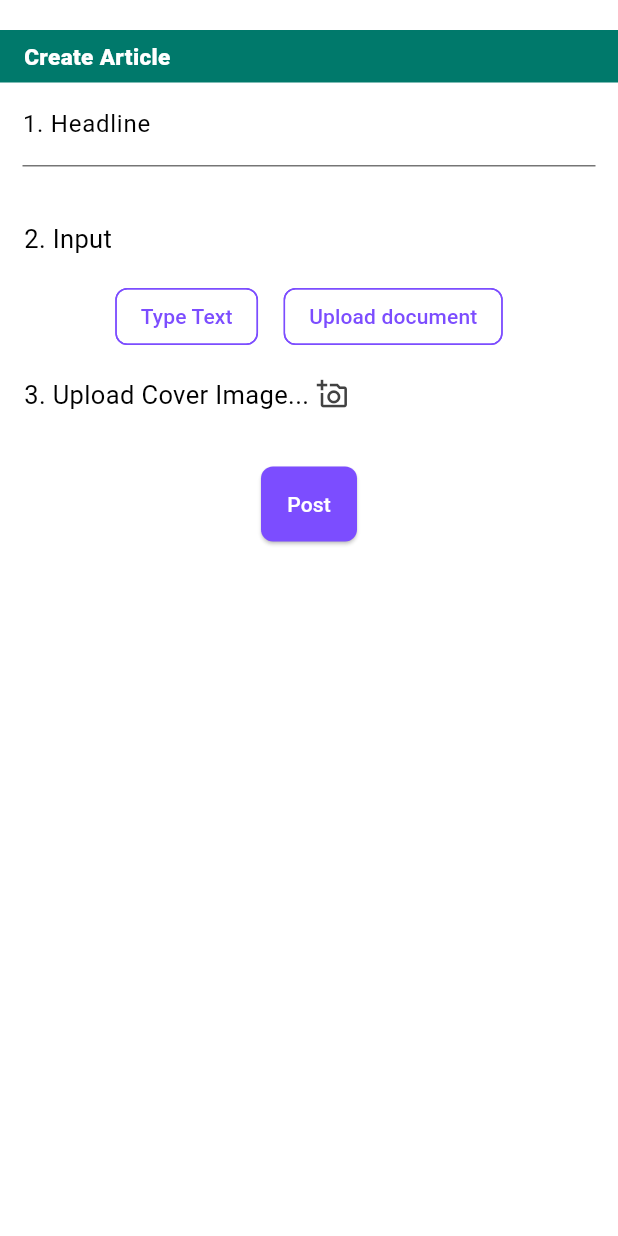
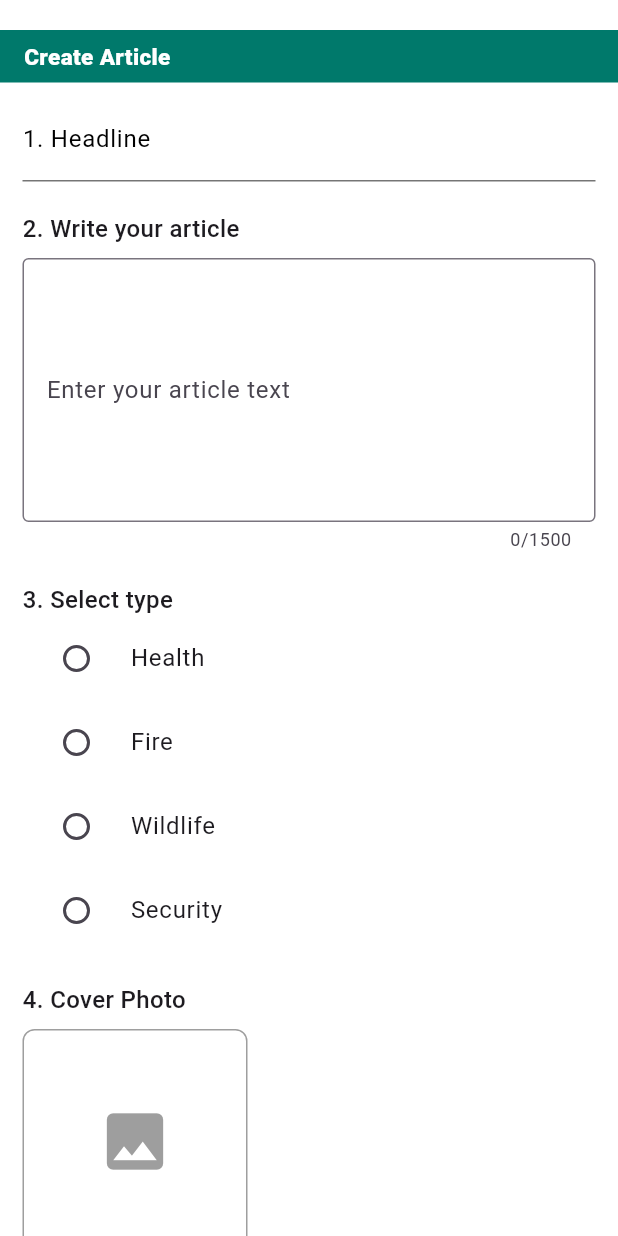
Before and after one commit to Nasiali-Eden/CityWatch, a Flutter app: the PostArticle screen opened directly, on a phone screen of 412 x 824 dp. Run offline on Flutter 3.47's test engine with Material 3 defaults, Android fonts, the phone set to English and light mode, and no system bars; our stand-ins replace cloud_firestore, firebase_auth, firebase_core, firebase_storage, geolocator, google_maps_flutter and 3 more; missing offline and left inert: firebase_app_check, play_integrity_flutter; accounts and stored records are empty.

Commit message:
Articles

```diff
--- /dev/null
+++ b/lib/Organization/Articles/article_service.dart
@@ -0,0 +1,93 @@
+import 'dart:io';
+import 'package:cloud_firestore/cloud_firestore.dart';
+import 'package:firebase_auth/firebase_auth.dart';
+import 'package:firebase_storage/firebase_storage.dart';
+import 'package:flutter/material.dart';
+import 'package:uuid/uuid.dart';
+
+class ArticleService {
+  final FirebaseFirestore _firestore = FirebaseFirestore.instance;
+  final FirebaseAuth _auth = FirebaseAuth.instance;
+  final FirebaseStorage _storage = FirebaseStorage.instance;
+  final Uuid _uuid = Uuid();
+
+  // Upload article function
+  Future<void> uploadArticle({
+    required String headline,
+    required String textContent,
+    required String type, // Article type
+    required File coverPhoto,
+    required BuildContext context, // Context for navigation
+  }) async {
+    try {
+      User? user = _auth.currentUser;
+      if (user == null) {
+        throw Exception("User not authenticated.");
+      }
+
+      String articleId = _uuid.v4();
+
+      // Validate word count
+      int wordCount = textContent.trim().split(RegExp(r'\s+')).length;
+      if (wordCount > 300) {
+        throw Exception("Word limit exceeded (Max: 300 words).");
+      }
+
+      // Upload cover photo and get the URL
+      String coverPhotoUrl = await _uploadCoverPhoto(coverPhoto, articleId);
+
+      Map<String, dynamic> articleData = {
+        "articleId": articleId,
+        "headline": headline,
+        "content": textContent.trim(),
+        "type": type, // Store article type
+        "coverPhotoUrl": coverPhotoUrl,
+        "userId": user.uid,
+        "timestamp": FieldValue.serverTimestamp(),
+      };
+
+      // Save to Articles collection
+      await _firestore.collection("Articles").doc(articleId).set(articleData);
+
+      // Save under Organization's subcollection
+      await _firestore
+          .collection("Organizations")
+          .doc(user.uid)
+          .collection("Articles")
+          .doc(articleId)
+          .set(articleData);
+
+      print("Article uploaded successfully!");
+
+      // Show success message
+      ScaffoldMessenger.of(context).showSnackBar(
+        const SnackBar(content: Text("Article posted successfully!")),
+      );
+
+      // Navigate back to OrgDashboard (previous screen)
+      Navigator.pop(context);
+    } catch (e) {
+      print("Error uploading article: $e");
+      ScaffoldMessenger.of(context).showSnackBar(
+        SnackBar(content: Text("Failed to upload article: $e")),
+      );
+    }
+  }
+
+  // Function to upload cover photo to Firebase Storage
+  Future<String> _uploadCoverPhoto(File coverPhoto, String articleId) async {
+    try {
+      // Storage path
+      String storagePath = "article_covers/$articleId.jpg";
+
+      // Upload file
+      TaskSnapshot snapshot = await _storage.ref(storagePath).putFile(coverPhoto);
+
+      // Get download URL
+      return await snapshot.ref.getDownloadURL();
+    } catch (e) {
+      print("Error uploading cover photo: $e");
+      throw Exception("Failed to upload cover photo.");
+    }
+  }
+}
--- /dev/null
+++ b/lib/Organization/Articles/post_article.dart
@@ -0,0 +1,246 @@
+import 'dart:io';
+
+import 'package:city_watch/Organization/Home/Dashboard/org_dashboard.dart';
+import 'package:flutter/material.dart';
+import 'package:image_picker/image_picker.dart';
+import 'article_service.dart';
+// Ensure you have the Dashboard screen
+
+class PostArticle extends StatefulWidget {
+  const PostArticle({super.key});
+
+  @override
+  State<PostArticle> createState() => _PostArticleState();
+}
+
+class _PostArticleState extends State<PostArticle> {
+  final _formKey = GlobalKey<FormState>();
+  final TextEditingController _headlineController = TextEditingController();
+  final TextEditingController _textController = TextEditingController();
+  String? _selectedType;
+  File? _coverPhoto;
+  bool _isPosting = false;
+
+  final List<String> _articleTypes = ["Health", "Fire", "Wildlife", "Security"];
+
+  // Function to select a cover photo
+  Future<void> _pickCoverPhoto() async {
+    final ImagePicker picker = ImagePicker();
+    final XFile? image = await picker.pickImage(source: ImageSource.gallery);
+
+    if (image != null) {
+      setState(() {
+        _coverPhoto = File(image.path);
+      });
+    }
+  }
+
+  // Function to post the article
+  Future<void> _postArticle() async {
+    if (_formKey.currentState!.validate()) {
+      if (_selectedType == null) {
+        _showSnackBar("Please select an article type.");
+        return;
+      }
+
+      if (_coverPhoto == null) {
+        _showSnackBar("Please select a cover photo.");
+        return;
+      }
+
+      setState(() {
+        _isPosting = true; // Show loading indicator
+      });
+
+      try {
+        await ArticleService().uploadArticle(
+          headline: _headlineController.text.trim(),
+          textContent: _textController.text.trim(),
+          type: _selectedType!,
+          coverPhoto: _coverPhoto!,
+          context: context,
+        );
+
+        _showSnackBar("Article posted successfully!", success: true);
+
+        // Navigate to Dashboard after a short delay
+        Future.delayed(const Duration(seconds: 2), () {
+          Navigator.pushReplacement(
+            context,
+            MaterialPageRoute(builder: (context) => const OrgDashboard()),
+          );
+        });
+
+      } catch (e) {
+        _showSnackBar("Failed to post article: ${e.toString()}");
+      } finally {
+        setState(() {
+          _isPosting = false; // Hide loading indicator
+        });
+      }
+    }
+  }
+
+  void _showSnackBar(String message, {bool success = false}) {
+    ScaffoldMessenger.of(context).showSnackBar(
+      SnackBar(
+        content: Text(message),
+        backgroundColor: success ? Colors.green : Colors.red,
+      ),
+    );
+  }
+
+  @override
+  Widget build(BuildContext context) {
+    return Scaffold(
+      backgroundColor: Colors.white,
+      body: Padding(
+        padding: const EdgeInsets.all(0.0),
+        child: Form(
+          key: _formKey,
+          child: ListView(
+            children: [
+              const SizedBox(height: 20),
+              _buildHeader(),
+              _buildHeadlineField(),
+              _buildTextField(),
+              _buildTypeSelection(),
+              _buildCoverPhotoPicker(),
+              _buildPostButton(),
+            ],
+          ),
+        ),
+      ),
+    );
+  }
+
+  Widget _buildHeader() {
+    return Container(
+      padding: const EdgeInsets.symmetric(horizontal: 16, vertical: 7),
+      height: 35,
+      color: Colors.teal[700],
+      child: const Text(
+        'Create Article',
+        style: TextStyle(color: Colors.white, fontSize: 15, fontWeight: FontWeight.w800),
+      ),
+    );
+  }
+
+  Widget _buildHeadlineField() {
+    return Padding(
+      padding: const EdgeInsets.symmetric(horizontal: 15, vertical: 10),
+      child: TextFormField(
+        controller: _headlineController,
+        decoration: const InputDecoration(
+          labelText: '1. Headline',
+          labelStyle: TextStyle(color: Colors.black, fontWeight: FontWeight.w400),
+          enabledBorder: UnderlineInputBorder(borderSide: BorderSide(color: Colors.black54)),
+          focusedBorder: UnderlineInputBorder(borderSide: BorderSide(color: Colors.black87)),
+        ),
+        validator: (value) {
+          if (value == null || value.isEmpty) return 'Please add the headline';
+          return null;
+        },
+      ),
+    );
+  }
+
+  Widget _buildTextField() {
+    return Padding(
+      padding: const EdgeInsets.symmetric(horizontal: 15, vertical: 10),
+      child: Column(
+        crossAxisAlignment: CrossAxisAlignment.start,
+        children: [
+          const Text("2. Write your article", style: TextStyle(fontSize: 16, fontWeight: FontWeight.w500)),
+          const SizedBox(height: 8),
+          TextFormField(
+            controller: _textController,
+            maxLines: 6,
+            maxLength: 1500, // Approximate character limit for 300 words
+            decoration: const InputDecoration(
+              labelText: "Enter your article text",
+              border: OutlineInputBorder(),
+            ),
+            validator: (value) {
+              if (value == null || value.trim().isEmpty) return "Text cannot be empty.";
+              int wordCount = value.trim().split(RegExp(r'\s+')).length;
+              if (wordCount > 300) return "Text exceeds 300-word limit.";
+              return null;
+            },
+          ),
+        ],
+      ),
+    );
+  }
+
+  Widget _buildTypeSelection() {
+    return Padding(
+      padding: const EdgeInsets.symmetric(horizontal: 15, vertical: 10),
+      child: Column(
+        crossAxisAlignment: CrossAxisAlignment.start,
+        children: [
+          const Text("3. Select type", style: TextStyle(fontSize: 16, fontWeight: FontWeight.w500)),
+          Column(
+            children: _articleTypes.map((type) {
+              return RadioListTile<String>(
+                title: Text(type),
+                value: type,
+                groupValue: _selectedType,
+                onChanged: (value) {
+                  setState(() {
+                    _selectedType = value;
+                  });
+                },
+              );
+            }).toList(),
+          ),
+        ],
+      ),
+    );
+  }
+
+  Widget _buildCoverPhotoPicker() {
+    return Padding(
+      padding: const EdgeInsets.symmetric(horizontal: 15, vertical: 10),
+      child: Column(
+        crossAxisAlignment: CrossAxisAlignment.start,
+        children: [
+          const Text("4. Cover Photo", style: TextStyle(fontSize: 16, fontWeight: FontWeight.w500)),
+          const SizedBox(height: 8),
+          _coverPhoto != null
+              ? ClipRRect(
+            borderRadius: BorderRadius.circular(8),
+            child: Image.file(_coverPhoto!, height: 150, width: 150, fit: BoxFit.cover),
+          )
+              : Container(
+            height: 150,
+            width: 150,
+            decoration: BoxDecoration(
+              border: Border.all(color: Colors.grey),
+              borderRadius: BorderRadius.circular(8),
+            ),
+            child: const Center(child: Icon(Icons.image, size: 50, color: Colors.grey)),
+          ),
+          const SizedBox(height: 8),
+          ElevatedButton(
+            onPressed: _pickCoverPhoto,
+            style: ElevatedButton.styleFrom(backgroundColor: Colors.teal),
+            child: const Text("Choose Cover Photo", style: TextStyle(color: Colors.white)),
+          ),
+        ],
+      ),
+    );
+  }
+
+  Widget _buildPostButton() {
+    return Center(
+      child: ElevatedButton(
+        style: ElevatedButton.styleFrom(backgroundColor: Colors.deepPurpleAccent, padding: const EdgeInsets.all(15)),
+        onPressed: _isPosting ? null : _postArticle,
+        child: _isPosting
+            ? const CircularProgressIndicator(color: Colors.white)
+            : const Text('Post', style: TextStyle(color: Colors.white)),
+      ),
+    );
+  }
+}
--- a/lib/Organization/Home/Dashboard/org_dashboard.dart
+++ b/lib/Organization/Home/Dashboard/org_dashboard.dart
@@ -1,7 +1,7 @@
 import 'package:city_watch/Shared/Inputs/post_incident.dart';
 import 'package:flutter/material.dart';
 
-import '../post_article.dart';
+import '../../Articles/post_article.dart';
 
 class OrgDashboard extends StatefulWidget {
   const OrgDashboard({super.key});
@@ -25,14 +25,14 @@ class OrgDashboardState extends State<OrgDashboard> {
         PopupMenuItem(
           value: 'uploadArticle',
           child: ListTile(
-            leading: const Icon(Icons.article, color: Colors.white),
+            leading: const Icon(Icons.article, color: Colors.teal),
             title: const Text('Upload Article'),
           ),
         ),
         PopupMenuItem(
           value: 'uploadIncident',
           child: ListTile(
-            leading: const Icon(Icons.report, color: Colors.white),
+            leading: const Icon(Icons.report, color: Colors.teal),
             title: const Text('Upload Incident'),
           ),
         ),
--- a/lib/Organization/Home/post_article.dart
+++ /dev/null
@@ -1,181 +0,0 @@
-import 'package:flutter/material.dart';
-
-class PostArticle extends StatefulWidget {
-  const PostArticle({super.key});
-
-  @override
-  State<PostArticle> createState() => _PostArticleState();
-}
-
-class _PostArticleState extends State<PostArticle> {
-  final List<String> _selectedTypes = [];
-  final _formKey = GlobalKey<FormState>();
-
-  void _toggleType(String type) {
-    setState(() {
-      if (_selectedTypes.contains(type)) {
-        // If the type is already selected, deselect it
-        _selectedTypes.remove(type);
-      } else {
-        // If the type is not selected, clear the list and select the new type
-        _selectedTypes.clear();
-        _selectedTypes.add(type);
-      }
-    });
-  }
-
-  final TextEditingController _headlineController = TextEditingController();
-  String _headline = '';
-
-  void _onHeadlineChanged(String value) {
-    setState(() {
-      _headline = value;
-    });
-  }
-
-  @override
-  Widget build(BuildContext context) {
-    return Scaffold(
-      backgroundColor: Colors.white,
-
-      body: Padding(
-        padding: const EdgeInsets.all(0.0),
-        child: Form(
-            key: _formKey,
-            child: ListView(
-              children: [
-                SizedBox(height: 20,),
-                Container(
-                  padding: EdgeInsets.symmetric(horizontal: 16, vertical: 7),
-                  margin: EdgeInsets.symmetric(vertical: 0),
-                  height: 35,
-                  color: Colors.teal[700],
-                  child: Text(
-                    'Create Article',
-                    style: TextStyle(color: Colors.white, fontSize: 15, fontWeight: FontWeight.w800),
-                  ),
-                ),
-                Padding(
-                  padding: EdgeInsets.symmetric(horizontal: 15, vertical: 0),
-                  child: TextFormField(
-                    controller: _headlineController,
-                    decoration: InputDecoration(
-                      labelText: '1. Headline',
-                      labelStyle: const TextStyle(
-                          color: Colors.black, fontWeight: FontWeight.w400),
-                      enabledBorder: UnderlineInputBorder(
-                        borderSide: BorderSide(color: Colors.black54),
-                      ),
-                      focusedBorder: const UnderlineInputBorder(
-                        borderSide: BorderSide(color: Colors.black87, width: 0.1),
-                      ),
-                    ),
-                    onChanged: _onHeadlineChanged,
-                    validator: (value) {
-                      if (value == null || value.isEmpty) {
-                        return 'Please add the headline';
-                      }
-                      return null;
-                    },
-                  ),
-                ),
-                SizedBox(
-                  height: 20,
-                ),
-                Padding(
-                  padding: const EdgeInsets.all(16.0),
-                  child: Text(
-                    '2. Input',
-                    style: TextStyle(
-                        color: Colors.black,
-                        fontWeight: FontWeight.w400,
-                        fontSize: 17),
-                  ),
-                ),
-                Wrap(
-                  alignment: WrapAlignment.center,
-                  spacing: 5,
-                  runSpacing: 5,
-                  children: [
-                    _buildStyleRadioButton('Type Text'),
-                    _buildStyleRadioButton('Upload document'),
-                  ],
-                ),
-                Padding(
-                  padding: const EdgeInsets.all(16.0),
-                  child: Row(
-                    children: [
-                      Text(
-                        '3. Upload Cover Image...',
-                        style: TextStyle(
-                            color: Colors.black,
-                            fontWeight: FontWeight.w400,
-                            fontSize: 17),
-                      ),
-                      SizedBox(
-                        width: 5,
-                      ),
-                      GestureDetector(
-                        child: Icon(
-                          Icons.add_a_photo_outlined,
-                          size: 21,
-                          color: Colors.grey[800],
-                        ),
-                        onTap: (){},
-                      ),
-                    ],
-                  ),
-                ),
-                SizedBox(
-                  height: 20,
-                ),
-                Center(
-                  child: ElevatedButton(
-                    style: ElevatedButton.styleFrom(
-                      backgroundColor: Colors.deepPurpleAccent,
-                      padding: const EdgeInsets.all(15),
-                      shape: RoundedRectangleBorder(
-                        borderRadius: BorderRadius.circular(8),
-                      ),
-                    ),
-                    onPressed: () {},
-                    child: Text(
-                      'Post',
-                      style: TextStyle(color: Colors.white),
-                    ),
-                  ),
-                ),
-              ],
-            )),
-      ),
-    );
-  }
-
-  Widget _buildStyleRadioButton(String type) {
-    return Padding(
-      padding: const EdgeInsets.symmetric(horizontal: 6.0),
-      child: FilterChip(
-        label: Text(
-          type,
-          // Conditional text color based on selection
-          style: TextStyle(
-            color: _selectedTypes.contains(type)
-                ? Colors.white
-                : Colors.deepPurpleAccent,
-          ),
-        ),
-        selected: _selectedTypes.contains(type),
-        onSelected: (selected) {
-          _toggleType(type);
-        },
-        backgroundColor: Colors.white, // Background color when not selected
-        selectedColor: Colors.deepPurpleAccent, // Background color when selected
-        side: _selectedTypes.contains(type)
-            ? BorderSide.none // No border when selected
-            : BorderSide(
-                color: Colors.deepPurpleAccent, // Border color when not selected
-              ),
-      ),
-    );
-  }
-}
--- a/lib/Services/Incidents/incident_upload.dart
+++ b/lib/Services/Incidents/incident_upload.dart
@@ -115,6 +115,7 @@ class UploadIncident {
     required String description,
     required String type,
     required List<File> images,
+    required BuildContext context,
   }) async {
     try {
       User? user = _auth.currentUser;
@@ -157,6 +158,9 @@ class UploadIncident {
           .set(incidentData);
 
       debugPrint("Incident successfully uploaded.");
+
+      // Navigate to the home page (replace 'HomePage' with your actual screen)
+      Navigator.pushReplacementNamed(context, '/home');
     } catch (e) {
       debugPrint("Error uploading incident: $e");
     }
--- a/lib/Shared/Inputs/post_incident.dart
+++ b/lib/Shared/Inputs/post_incident.dart
@@ -61,6 +61,7 @@ class _PostIncidentState extends State<PostIncident> {
         description: _descriptionController.text.trim(),
         type: _selectedType,
         images: _selectedImages,
+        context: context,
       );
     } else {
       ScaffoldMessenger.of(context).showSnackBar(
--- a/lib/User/Home/HomeScreen/user_homescreen.dart
+++ b/lib/User/Home/HomeScreen/user_homescreen.dart
@@ -1,7 +1,7 @@
 import 'package:city_watch/Shared/Inputs/post_incident.dart';
 import 'package:flutter/material.dart';
 
-import '../volunteer_reg.dart';
+import '../../Authentication/volunteer_reg.dart';
 
 class UserHomeScreen extends StatefulWidget {
   const UserHomeScreen({super.key});
```
Also changed, not shown: lib/User/Authentication/volunteer_reg.dart (renamed from lib/User/Home/volunteer_reg.dart, +63 -14 lines), lib/User/Authentication/volunteer_service.dart (added, +76 -0 lines), lib/Organization/Articles/article_upload.dart (deleted), pubspec.lock.
